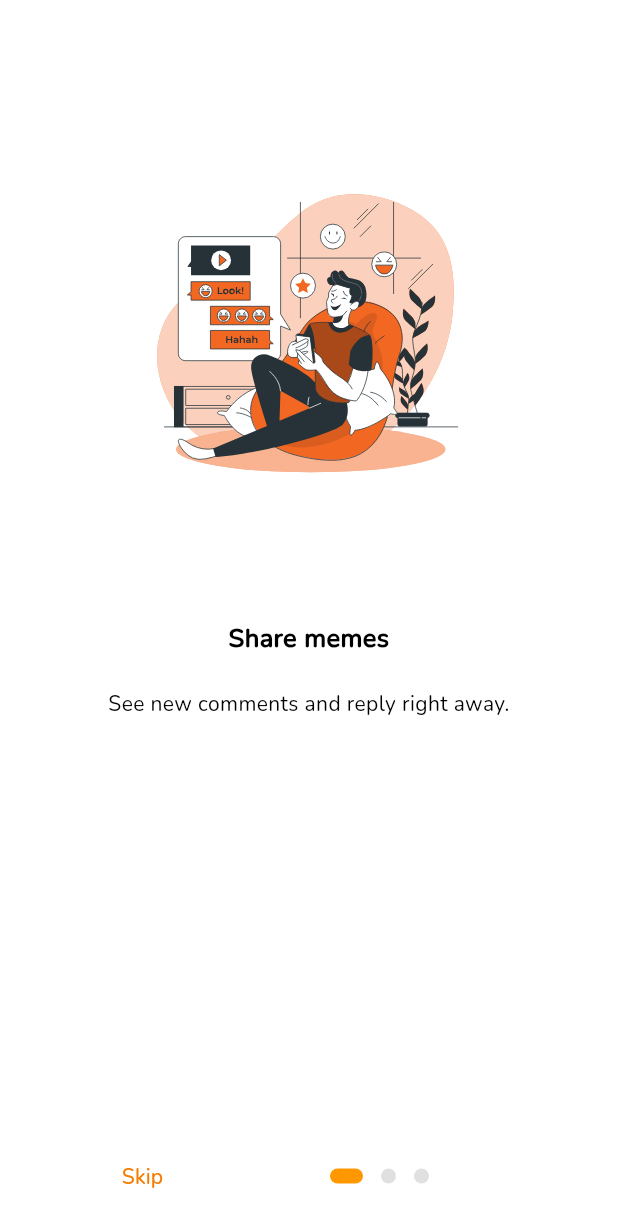
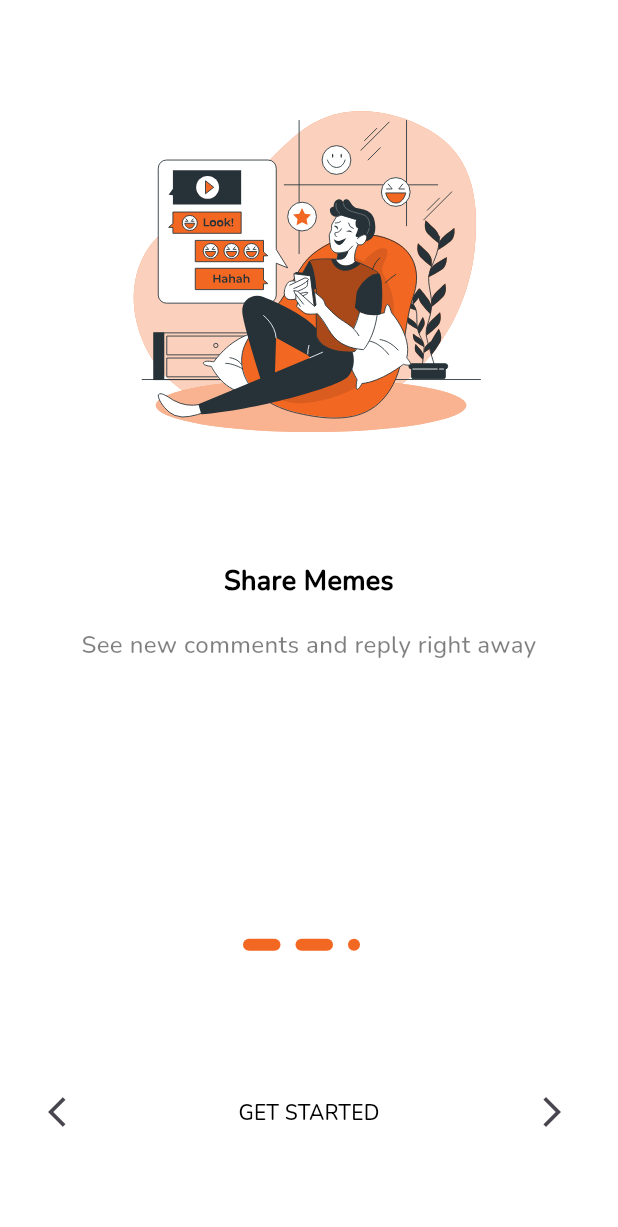
Before and after one commit to Karumaidoi/Memeworld, a Flutter app: the screen it shows after launch, on a phone screen of 412 x 824 dp. Shown: the top 1227 px of the screen. Run offline on Flutter 3.47's test engine with Material 2 defaults, Android fonts, the phone set to English and light mode, and no system bars; drawn by our look-alikes of introduction_screen; our stand-ins replace flutter_svg, flutter_vector_icons, image_picker, pinput, share_plus, story_view.

Commit message:
Splash page

```diff
--- a/lib/main.dart
+++ b/lib/main.dart
@@ -1,6 +1,7 @@
 import 'package:flutter/material.dart';
 import 'package:flutter/services.dart';
 import 'package:memeworld/const/app_colors.dart';
+import 'package:memeworld/views/splash_screen_v2.dart';
 
 import 'views/splash_screen.dart';
 
--- a/lib/views/Auth/main_auth.dart
+++ b/lib/views/Auth/main_auth.dart
@@ -3,6 +3,8 @@ import 'package:flutter/material.dart';
 import 'package:flutter_vector_icons/flutter_vector_icons.dart';
 import 'package:memeworld/const/app_colors.dart';
 import 'package:memeworld/views/Auth/log_in.dart';
+import 'package:memeworld/views/splash_screen.dart';
+import 'package:memeworld/views/splash_screen_v2.dart';
 import 'package:memeworld/widgets/button.dart';
 
 class MainAuth extends StatelessWidget {
@@ -15,7 +17,10 @@ class MainAuth extends StatelessWidget {
       appBar: AppBar(
         leading: IconButton(
             onPressed: () {
-              Navigator.of(context).pop();
+              Navigator.of(context)
+                  .pushReplacement(CupertinoPageRoute(builder: (context) {
+                return const IntroScreen();
+              }));
             },
             icon: const Icon(Icons.close)),
       ),
--- a/lib/views/splash_screen.dart
+++ b/lib/views/splash_screen.dart
@@ -5,6 +5,7 @@ import 'package:flutter/material.dart';
 import 'package:flutter_svg/svg.dart';
 import 'package:memeworld/const/app_colors.dart';
 import 'package:memeworld/views/onboarding/onboarding_screen.dart';
+import 'package:memeworld/views/splash_screen_v2.dart';
 
 class SplashScreen extends StatelessWidget {
   const SplashScreen({super.key});
@@ -15,7 +16,7 @@ class SplashScreen extends StatelessWidget {
       Navigator.pushReplacement(
           context,
           CupertinoPageRoute(
-              builder: (BuildContext context) => const OnBoarding()));
+              builder: (BuildContext context) => const IntroScreen()));
     });
     return Scaffold(
       backgroundColor: AppColors.appColors,
--- /dev/null
+++ b/lib/views/splash_screen_v2.dart
@@ -0,0 +1,201 @@
+import 'package:flutter/cupertino.dart';
+import 'package:flutter/material.dart';
+import 'package:flutter/services.dart';
+import 'package:flutter_svg/svg.dart';
+import 'package:memeworld/views/Auth/main_auth.dart';
+import 'dart:math' as math;
+
+import '../const/app_colors.dart';
+
+class IntroScreen extends StatefulWidget {
+  const IntroScreen({Key? key}) : super(key: key);
+
+  @override
+  State<IntroScreen> createState() => _IntroScreenState();
+}
+
+class _IntroScreenState extends State<IntroScreen> {
+  PageController? _pageController;
+  List images = ['Chat.svg', 'Earn.svg', 'girl_sit.svg'];
+  List titles = ['Share Memes', 'Share Smiles', 'Earn'];
+  List subTitles = [
+    'See new comments and reply right away',
+    'See new comments and reply right away',
+    'See new comments and reply right away'
+  ];
+  List sub = [
+    'To our community where we LOL back everything.\n In all we stand firm as memeR community.\nExperience Great moments.',
+    'Anytime with anyone from our community.\n Have a blast of all memes at a go, \nto cherish your moments.',
+    'Join thousands of other premeium users.\n Monetize easily to earn smart.'
+  ];
+
+  @override
+  void initState() {
+    // TODO: implement initState
+    super.initState();
+    _pageController = PageController(initialPage: 0, viewportFraction: 1);
+  }
+
+  @override
+  Widget build(BuildContext context) {
+    final screenHeight = MediaQuery.of(context).size.height;
+    final screenWidth = MediaQuery.of(context).size.width;
+    return RawKeyboardListener(
+      autofocus: true,
+      focusNode: FocusNode(),
+      onKey: (event) {
+        if (event.isKeyPressed(LogicalKeyboardKey.arrowDown)) {
+          _pageController!.nextPage(
+              duration: const Duration(milliseconds: 1000),
+              curve: Curves.easeIn);
+        }
+        if (event.isKeyPressed(LogicalKeyboardKey.arrowUp)) {
+          _pageController!.previousPage(
+              duration: const Duration(milliseconds: 1000),
+              curve: Curves.easeIn);
+        }
+      },
+      child: Scaffold(
+        backgroundColor: Colors.white,
+        body: PageView.builder(
+            scrollDirection: Axis.horizontal,
+            itemCount: 3,
+            controller: _pageController,
+            itemBuilder: (_, index) {
+              return SizedBox(
+                height: screenHeight,
+                width: screenWidth,
+                child: Stack(
+                  children: [
+                    Padding(
+                      padding: const EdgeInsets.only(top: 32.0),
+                      child: ListView(
+                        physics: const NeverScrollableScrollPhysics(),
+                        primary: true,
+                        children: [
+                          SizedBox(
+                            height: screenHeight * 0.35,
+                            child: SvgPicture.asset(
+                              // ignore: prefer_interpolation_to_compose_strings
+                              "assets/" + images[index],
+                              height: 200,
+                              width: 200,
+                            ),
+                          ),
+                          const SizedBox(
+                            height: 55,
+                          ),
+                          SizedBox(
+                            height: 44,
+                            child: Text(
+                              titles[index],
+                              textAlign: TextAlign.center,
+                              style: const TextStyle(
+                                fontSize: 18,
+                                height: 1.3,
+                                fontWeight: FontWeight.w700,
+                                color: Colors.black,
+                              ),
+                            ),
+                          ),
+                          SizedBox(
+                            height: 24,
+                            child: Text(
+                              subTitles[index],
+                              textAlign: TextAlign.center,
+                              style: TextStyle(
+                                fontSize: 16,
+                                height: 1.3,
+                                fontWeight: FontWeight.w500,
+                                color: Colors.black.withOpacity(.5),
+                              ),
+                            ),
+                          ),
+                          SizedBox(
+                            height: screenHeight * 0.1,
+                          ),
+                          SizedBox(
+                            height: 55,
+                            child: Text(
+                              sub[index],
+                              textAlign: TextAlign.center,
+                              style: const TextStyle(
+                                fontSize: 14,
+                                height: 1.3,
+                                fontWeight: FontWeight.w400,
+                                color: Colors.white,
+                              ),
+                            ),
+                          ),
+                          const SizedBox(
+                            height: 5,
+                          ),
+                          Transform.rotate(
+                            angle: math.pi / 2,
+                            child: Positioned(
+                                right: 10,
+                                top: 42,
+                                child: Column(
+                                  children: List.generate(3, (indexDots) {
+                                    return Container(
+                                      width: 8,
+                                      height: index != indexDots ? 25 : 8,
+                                      margin: const EdgeInsets.only(top: 10),
+                                      decoration: BoxDecoration(
+                                          color: AppColors.appColors,
+                                          borderRadius:
+                                              BorderRadius.circular(8)),
+                                    );
+                                  }),
+                                )),
+                          )
+                        ],
+                      ),
+                    ),
+                  ],
+                ),
+              );
+            }),
+        bottomNavigationBar: Container(
+          padding: const EdgeInsets.symmetric(horizontal: 20),
+          height: 165,
+          width: double.infinity,
+          color: Colors.white,
+          child: Row(
+            mainAxisAlignment: MainAxisAlignment.spaceBetween,
+            children: [
+              IconButton(
+                  onPressed: () {
+                    _pageController!.animateToPage(0,
+                        duration: const Duration(milliseconds: 300),
+                        curve: Curves.easeIn);
+                  },
+                  icon: const Icon(Icons.arrow_back_ios)),
+              TextButton(
+                onPressed: () {
+                  Navigator.pushReplacement(
+                      context,
+                      CupertinoPageRoute(
+                          builder: (BuildContext context) => const MainAuth()));
+                },
+                child: const Text(
+                  'GET STARTED',
+                  style: TextStyle(
+                    color: Colors.black,
+                  ),
+                ),
+              ),
+              IconButton(
+                  onPressed: () {
+                    _pageController!.animateToPage(3,
+                        duration: const Duration(milliseconds: 300),
+                        curve: Curves.easeIn);
+                  },
+                  icon: const Icon(Icons.arrow_forward_ios)),
+            ],
+          ),
+        ),
+      ),
+    );
+  }
+}
--- a/pubspec.yaml
+++ b/pubspec.yaml
@@ -43,6 +43,7 @@ dependencies:
   image_picker: ^0.8.6
   share_plus: ^5.0.0
   story_view: ^0.13.2
+  spring_button: ^2.0.0
 
 dev_dependencies:
   flutter_test:
```
Also changed, not shown: assets/Chat.svg (renamed from assets/Messaging fun-bro.svg), assets/Earn.svg (renamed from assets/Messaging fun-cuate.svg), assets/girl_sit.svg (renamed from assets/Messaging fun-amico.svg), assets/images3.svg (renamed from assets/Messaging fun-pana.svg), pubspec.lock.
